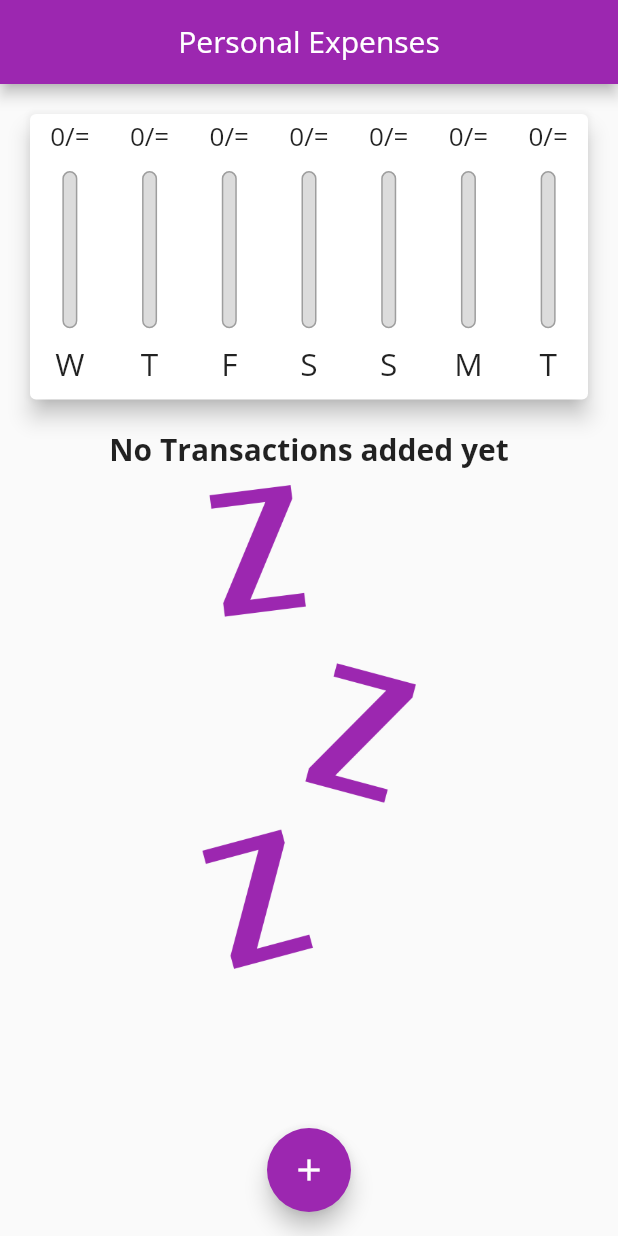
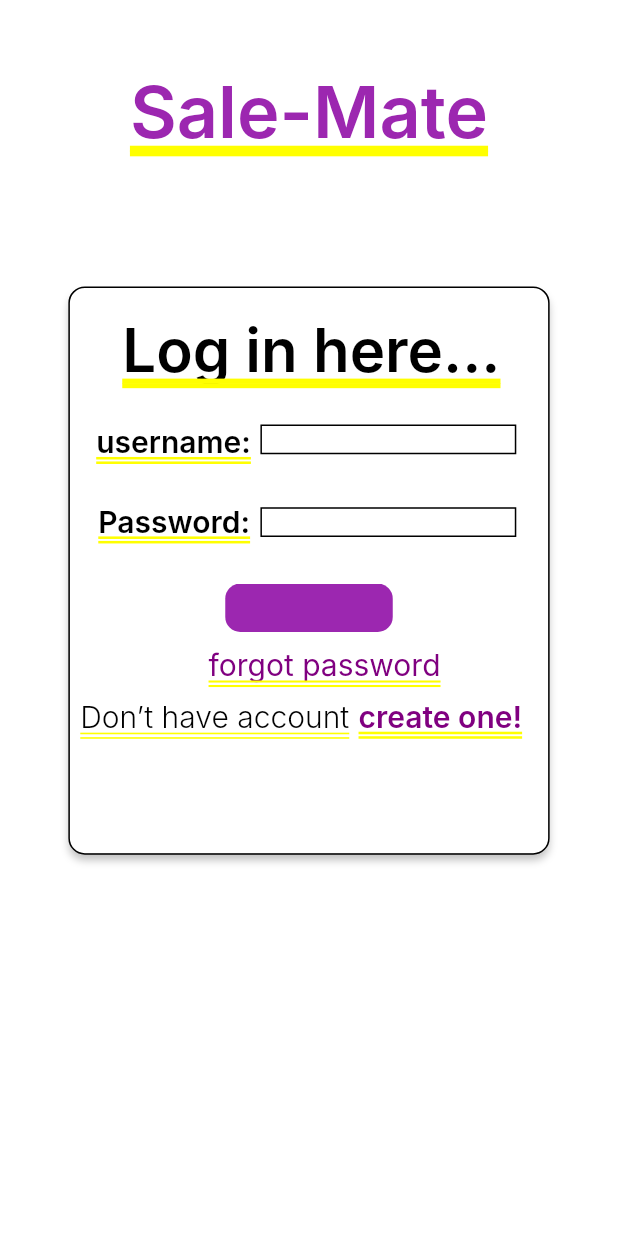
Before and after one commit to utwah-24/flutter_styling, a Flutter app: the screen it shows after launch, on a phone screen of 412 x 824 dp. Run offline on Flutter 3.47's test engine with Material 2 defaults, Android fonts, the phone set to English and light mode, and no system bars; Roboto replaces fonts that are missing (Inter).

Commit message:
Yellow lines

```diff
--- a/lib/main.dart
+++ b/lib/main.dart
@@ -5,6 +5,7 @@
 import './widgets/transaction_list.dart';
 import './models/transaction.dart';
 import './widgets/chart.dart';
+import './widgets/Login.dart';
 
 void main() {
   // WidgetsFlutterBinding.ensureInitialized();
@@ -23,7 +24,7 @@
           primarySwatch: Colors.purple,
           fontFamily: 'OpenSans',
           appBarTheme: AppBarTheme()),
-      home: MyHomePage(),
+      home: Login(),
     );
   }
 }
--- /dev/null
+++ b/lib/widgets/Login.dart
@@ -0,0 +1,253 @@
+import 'package:flutter/material.dart';
+
+// void main() {
+//   runApp(const FigmaToCodeApp());
+// }
+
+// Generated by: https://www.figma.com/community/plugin/842128343887142055/
+// class FigmaToCodeApp extends StatelessWidget {
+//   const FigmaToCodeApp({super.key});
+
+//   @override
+//   Widget build(BuildContext context) {
+//     return MaterialApp(
+//       theme: ThemeData.dark().copyWith(
+//         scaffoldBackgroundColor: const Color.fromARGB(255, 18, 32, 47),
+//       ),
+//       home: Scaffold(
+//         body: ListView(children: [
+//           LoginPage(),
+//         ]),
+//       ),
+//     );
+//   }
+// }
+
+class Login extends StatelessWidget {
+  @override
+  Widget build(BuildContext context) {
+    return Column(
+      children: [
+        Container(
+          width: 360,
+          height: 800,
+          padding: const EdgeInsets.symmetric(horizontal: 20, vertical: 45),
+          clipBehavior: Clip.antiAlias,
+          decoration: BoxDecoration(color: Colors.white),
+          child: Column(
+            mainAxisSize: MainAxisSize.min,
+            mainAxisAlignment: MainAxisAlignment.start,
+            crossAxisAlignment: CrossAxisAlignment.center,
+            children: [
+              Text(
+                'Sale-Mate',
+                textAlign: TextAlign.center,
+                style: TextStyle(
+                  color: Color(0xFF9C27B0),
+                  fontSize: 48,
+                  fontFamily: 'Inter',
+                  fontWeight: FontWeight.w600,
+                  height: 0,
+                ),
+              ),
+              const SizedBox(height: 89),
+              Container(
+                width: 318.85,
+                height: 376.75,
+                child: Stack(
+                  children: [
+                    Positioned(
+                      left: 0,
+                      top: 0,
+                      child: Container(
+                        width: 318.85,
+                        height: 376.75,
+                        decoration: ShapeDecoration(
+                          color: Colors.white,
+                          shape: RoundedRectangleBorder(
+                            side: BorderSide(
+                              width: 1,
+                              strokeAlign: BorderSide.strokeAlignOutside,
+                            ),
+                            borderRadius: BorderRadius.circular(10),
+                          ),
+                          shadows: [
+                            BoxShadow(
+                              color: Color(0x3F000000),
+                              blurRadius: 4,
+                              offset: Offset(0, 4),
+                              spreadRadius: 0,
+                            )
+                          ],
+                        ),
+                      ),
+                    ),
+                    Positioned(
+                      left: 17.56,
+                      top: 91.07,
+                      child: Text(
+                        'username:',
+                        textAlign: TextAlign.center,
+                        style: TextStyle(
+                          color: Colors.black,
+                          fontSize: 20,
+                          fontFamily: 'Inter',
+                          fontWeight: FontWeight.w600,
+                          height: 0,
+                        ),
+                      ),
+                    ),
+                    Positioned(
+                      left: 34.93,
+                      top: 17.28,
+                      child: Text(
+                        'Log in here...',
+                        textAlign: TextAlign.center,
+                        style: TextStyle(
+                          color: Colors.black,
+                          fontSize: 40,
+                          fontFamily: 'Inter',
+                          fontWeight: FontWeight.w600,
+                          height: 0,
+                        ),
+                      ),
+                    ),
+                    Positioned(
+                      left: 127.04,
+                      top: 91.07,
+                      child: Container(
+                        width: 170.58,
+                        height: 19.78,
+                        decoration: ShapeDecoration(
+                          color: Colors.white,
+                          shape: RoundedRectangleBorder(
+                              side: BorderSide(width: 1)),
+                        ),
+                      ),
+                    ),
+                    Positioned(
+                      left: 127.04,
+                      top: 146.16,
+                      child: Container(
+                        width: 170.58,
+                        height: 19.78,
+                        decoration: ShapeDecoration(
+                          color: Colors.white,
+                          shape: RoundedRectangleBorder(
+                              side: BorderSide(width: 1)),
+                        ),
+                      ),
+                    ),
+                    Positioned(
+                      left: 18.95,
+                      top: 144.05,
+                      child: Text(
+                        'Password:',
+                        textAlign: TextAlign.center,
+                        style: TextStyle(
+                          color: Colors.black,
+                          fontSize: 20,
+                          fontFamily: 'Inter',
+                          fontWeight: FontWeight.w600,
+                          height: 0,
+                        ),
+                      ),
+                    ),
+                    Positioned(
+                      left: 103.60,
+                      top: 197.03,
+                      child: Container(
+                        width: 111.66,
+                        height: 32.26,
+                        decoration: ShapeDecoration(
+                          shape: RoundedRectangleBorder(
+                            borderRadius: BorderRadius.circular(24),
+                          ),
+                        ),
+                        child: Stack(
+                          children: [
+                            Positioned(
+                              left: 0,
+                              top: 0,
+                              child: Container(
+                                width: 111.66,
+                                height: 32.26,
+                                decoration: ShapeDecoration(
+                                  color: Color(0xFF9C27B0),
+                                  shape: RoundedRectangleBorder(
+                                    borderRadius: BorderRadius.circular(10),
+                                  ),
+                                ),
+                              ),
+                            ),
+                            Positioned(
+                                left: 26.33,
+                                top: 4.13,
+                                child: TextButton(
+                                  onPressed: () {},
+                                  child: Text(
+                                    'Log in',
+                                    style: TextStyle(
+                                      color: Colors.white,
+                                      // backgroundColor: Colors.purple,
+                                      height: 10,
+                                    ),
+                                  ),
+                                )),
+                          ],
+                        ),
+                      ),
+                    ),
+                    Positioned(
+                      left: 6.93,
+                      top: 274.25,
+                      child: Text(
+                        'Don’t have account ',
+                        style: TextStyle(
+                          color: Colors.black,
+                          fontSize: 20,
+                          fontFamily: 'Inter',
+                          fontWeight: FontWeight.w300,
+                          height: 0,
+                        ),
+                      ),
+                    ),
+                    Positioned(
+                      left: 192.45,
+                      top: 274.25,
+                      child: Text(
+                        'create one!',
+                        style: TextStyle(
+                          color: Color(0xFF800080),
+                          fontSize: 20,
+                          fontFamily: 'Inter',
+                          fontWeight: FontWeight.w600,
+                          height: 0,
+                        ),
+                      ),
+                    ),
+                    Positioned(
+                      left: 92.45,
+                      top: 239.77,
+                      child: Text(
+                        'forgot password',
+                        textAlign: TextAlign.center,
+                        style: TextStyle(
+                          color: Color(0xFF800080),
+                          fontSize: 20,
+                          fontFamily: 'Inter',
+                          fontWeight: FontWeight.w400,
+                          height: 0,
+                        ),
+                      ),
+                    ),
+                  ],
+                ),
+              ),
+            ],
+          ),
+        ),
+      ],
+    );
+  }
+}
--- a/lib/widgets/chart.dart
+++ b/lib/widgets/chart.dart
@@ -16,7 +16,8 @@
       for (var i = 0; i < recentTransactions.length; i++) {
         if (recentTransactions[i].date.day == weekDay.day &&
             recentTransactions[i].date.month == weekDay.month &&
-            recentTransactions[i].date.year == weekDay.year) {
+            recentTransactions[i].date.year == weekDay.year)
+             {
           totalSum += recentTransactions[i].amount;
         }
       }
```
